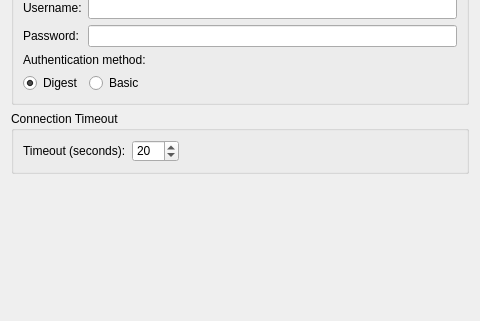
benapetr/XenAdminQt, file src/xenadmin-ui/dialogs/optionspages/connectionoptionspage.ui: the form before one commit; both pictures show x 0 to 480 and y 229 to 550 of the 480 by 550 pixel window.
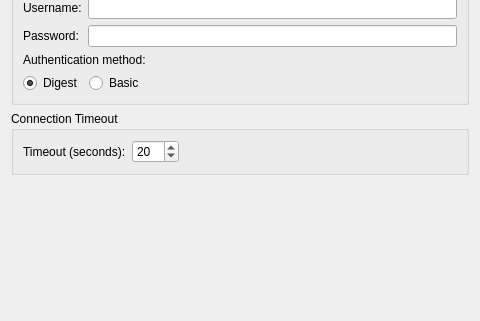
The form after the commit.

```diff
--- a/src/xenadmin-ui/dialogs/optionspages/connectionoptionspage.ui
+++ b/src/xenadmin-ui/dialogs/optionspages/connectionoptionspage.ui
@@ -10,11 +10,6 @@
     <height>550</height>
    </rect>
   </property>
-  <property name="styleSheet">
-   <string notr="true">QLabel, QCheckBox, QRadioButton {
-    color: black;
-}</string>
-  </property>
   <layout class="QVBoxLayout" name="verticalLayout">
    <item>
     <widget class="QGroupBox" name="ProxyGroupBox">
```
